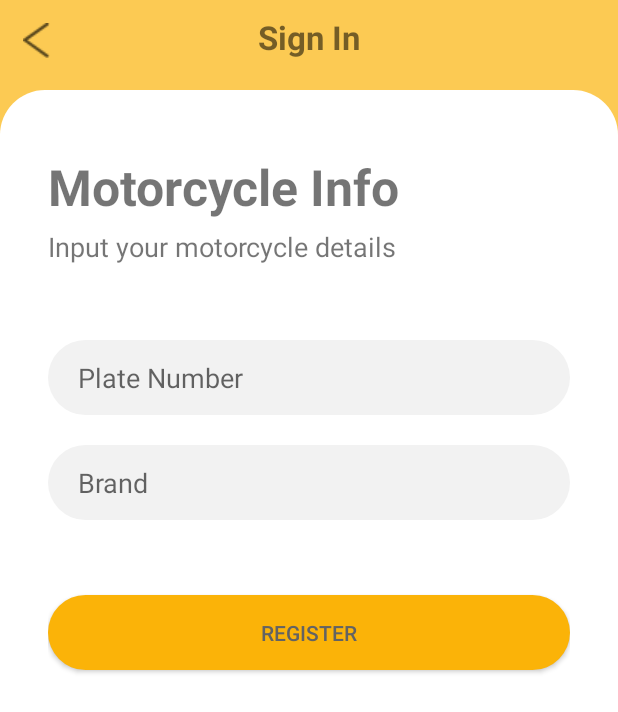
After one commit to sabsabila/BENJOL-Mobile, an Android app: the layout activity_input_motorcycle.xml on its own in the app's theme, with its tools: preview values and no code run, on a phone screen of 412 x 824 dp. The commit adds this screen. Shown: the top 712 px of the screen. Run offline under Robolectric (Android 15) with nearby library versions, the phone set to English and light mode, and no system bars.

Commit message:
UI Input Motor

```diff
--- /dev/null
+++ b/app/src/main/res/layout/activity_input_motorcycle.xml
@@ -0,0 +1,66 @@
+<?xml version="1.0" encoding="utf-8"?>
+<layout xmlns:android="http://schemas.android.com/apk/res/android">
+    <data>
+    </data>
+    <RelativeLayout
+        android:layout_width="match_parent"
+        android:layout_height="match_parent">
+
+        <include
+            android:id="@+id/base_layout"
+            android:layout_width="fill_parent"
+            android:layout_height="wrap_content"
+            layout="@layout/base_layout" />
+
+        <LinearLayout
+            android:layout_width="match_parent"
+            android:layout_height="match_parent"
+            android:gravity="end"
+            android:orientation="vertical"
+            android:padding="32dp">
+
+            <TextView
+                android:layout_width="wrap_content"
+                android:layout_height="wrap_content"
+                android:text="@string/motorcycleInfo"
+                android:textStyle="bold"
+                android:textSize="15pt"
+                android:layout_gravity="start"
+                android:layout_marginTop="70dp"/>
+
+            <TextView
+                android:layout_width="wrap_content"
+                android:layout_height="wrap_content"
+                android:text="@string/motorcycleDetail"
+                android:textSize="8pt"
+                android:layout_gravity="start"
+                android:layout_marginTop="5dp"/>
+
+            <EditText
+                android:id="@+id/register_first_name"
+                android:layout_width="match_parent"
+                android:layout_height="50dp"
+                android:layout_marginTop="50dp"
+                android:hint="@string/plateNumberLabel"
+                android:background="@drawable/rounded_edit_text"/>
+
+            <EditText
+                android:id="@+id/register_last_name"
+                android:layout_width="match_parent"
+                android:layout_height="50dp"
+                android:layout_marginTop="20dp"
+                android:hint="@string/brandLabel"
+                android:background="@drawable/rounded_edit_text"/>
+
+            <Button
+                android:id="@+id/register_button"
+                android:layout_width="match_parent"
+                android:layout_height="50dp"
+                android:layout_marginTop="50dp"
+                android:background="@drawable/rounded_button"
+                android:textColor="@color/colorTextDark"
+                android:text="@string/register"/>
+
+        </LinearLayout>
+    </RelativeLayout>
+</layout>
--- a/app/src/main/res/layout/activity_profile.xml
+++ b/app/src/main/res/layout/activity_profile.xml
@@ -28,7 +28,7 @@
                     android:id="@+id/account_title"
                     android:layout_width="match_parent"
                     android:layout_height="wrap_content"
-                    android:text="Account"
+                    android:text="@string/accountLabel"
                     android:textSize="12pt"
                     android:textStyle="bold"
                     android:textColor="@color/colorSecondary"
@@ -53,6 +53,7 @@
                         android:id="@+id/profile_name"
                         android:layout_width="match_parent"
                         android:layout_height="wrap_content"
+                        android:drawableRight="@drawable/name_icon"
                         android:text="Bambang Subur"
                         android:textSize="12pt"
                         android:textStyle="bold"
@@ -63,7 +64,7 @@
                         android:layout_width="match_parent"
                         android:layout_height="wrap_content"
                         android:layout_marginTop="15dp"
-                        android:text="Phone Number"
+                        android:text="@string/phoneNumberLabel"
                         android:textSize="5pt"
                         android:textColor="@color/colorTextDark" />
 
@@ -80,7 +81,7 @@
                         android:layout_width="match_parent"
                         android:layout_height="wrap_content"
                         android:layout_marginTop="15dp"
-                        android:text="Email"
+                        android:text="@string/emailLabel"
                         android:textSize="5pt"
                         android:textColor="@color/colorTextDark" />
 
@@ -97,7 +98,7 @@
                         android:layout_width="match_parent"
                         android:layout_height="wrap_content"
                         android:layout_marginTop="15dp"
-                        android:text="Gender"
+                        android:text="@string/genderLabel"
                         android:textSize="5pt"
                         android:textColor="@color/colorTextDark" />
 
@@ -114,7 +115,7 @@
                         android:layout_width="match_parent"
                         android:layout_height="wrap_content"
                         android:layout_marginTop="15dp"
-                        android:text="Birth Date"
+                        android:text="@string/birthDateLabel"
                         android:textSize="5pt"
                         android:textColor="@color/colorTextDark" />
 
@@ -145,7 +146,7 @@
                         android:id="@+id/motorcycle_title"
                         android:layout_width="match_parent"
                         android:layout_height="wrap_content"
-                        android:text="Your Motorcycles"
+                        android:text="@string/motorcyclesLabel"
                         android:textSize="12pt"
                         android:textStyle="bold"
                         android:textColor="@color/colorTextDark" />
--- a/app/src/main/res/layout/item_motorcycle.xml
+++ b/app/src/main/res/layout/item_motorcycle.xml
@@ -24,7 +24,7 @@
                 android:layout_width="wrap_content"
                 android:layout_height="wrap_content"
                 android:layout_marginTop="15dp"
-                android:text="Brand"
+                android:text="@string/brandLabel"
                 android:textSize="5pt"
                 android:textColor="@color/colorTextDark" />
 
@@ -48,7 +48,7 @@
                 android:layout_width="wrap_content"
                 android:layout_height="wrap_content"
                 android:layout_marginTop="15dp"
-                android:text="Plate Number"
+                android:text="@string/plateNumberLabel"
                 android:textSize="5pt"
                 android:textColor="@color/colorTextDark" />
 
--- a/app/src/main/res/values/strings.xml
+++ b/app/src/main/res/values/strings.xml
@@ -18,6 +18,18 @@
     <string name="google">Sign In With Google</string>
 
     <!--Profile-->
+    <string name="accountLabel">Account</string>
+    <string name="phoneNumberLabel">Phone Number</string>
+    <string name="emailLabel">Email</string>
+    <string name="genderLabel">Gender</string>
+    <string name="birthDateLabel">Birth Date</string>
+    <string name="motorcyclesLabel">Your Motorcycles</string>
+
+    <!--Motorcycle-->
+    <string name="motorcycleInfo">Motorcycle Info</string>
+    <string name="motorcycleDetail">Input your motorcycle details</string>
+    <string name="plateNumberLabel">Plate Number</string>
+    <string name="brandLabel">Brand</string>
 
     <!--Dashboard-->
 
```
